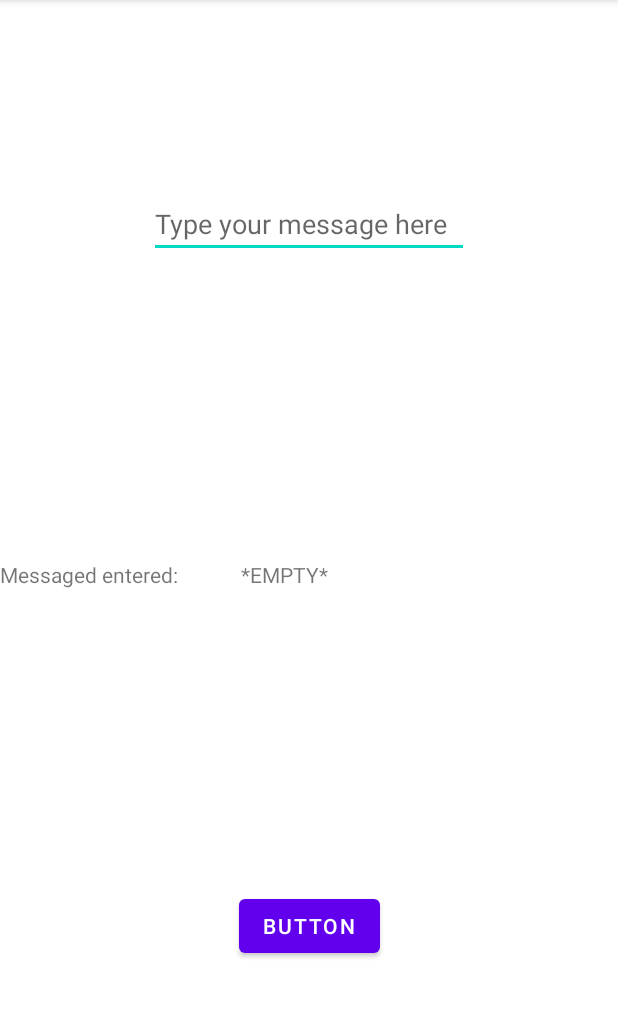
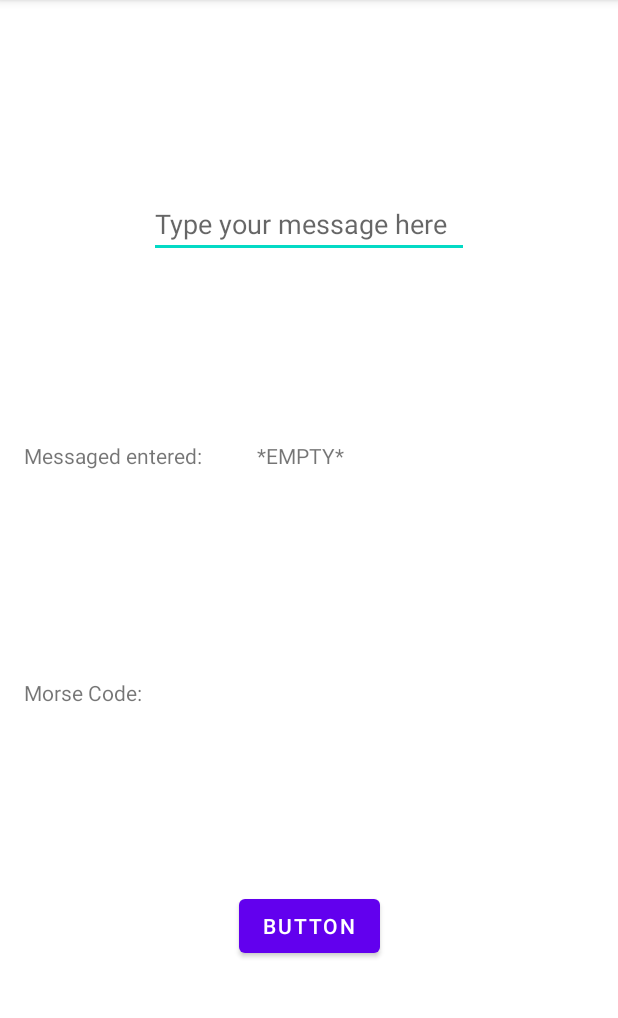
Before and after one commit to kartikmehta8/Morse-Code-Flashlight, an Android app: the CustomInputActivity screen opened directly, with no data from a screen before it, on a phone screen of 412 x 824 dp, the part 84-1102 px from its top. Run offline under Robolectric (Android 15) with nearby library versions, the phone set to English and light mode, and no system bars.

```diff
--- a/app/src/main/res/layout/activity_custom_input.xml
+++ b/app/src/main/res/layout/activity_custom_input.xml
@@ -19,10 +19,12 @@
         app:layout_constraintBottom_toTopOf="@id/sendButton"/>
 
     <androidx.appcompat.widget.LinearLayoutCompat
+        android:id="@+id/messageLayout"
         android:layout_width="match_parent"
         android:layout_height="wrap_content"
         android:orientation="horizontal"
-        app:layout_constraintBottom_toTopOf="@+id/sendButton"
+        android:padding="16dp"
+        app:layout_constraintBottom_toTopOf="@+id/morseCodeLayout"
         app:layout_constraintTop_toBottomOf="@+id/editText">
 
         <TextView
@@ -40,6 +42,30 @@
             android:layout_weight="5"/>
     </androidx.appcompat.widget.LinearLayoutCompat>
 
+    <androidx.appcompat.widget.LinearLayoutCompat
+        android:id="@+id/morseCodeLayout"
+        android:layout_width="match_parent"
+        android:layout_height="wrap_content"
+        android:orientation="horizontal"
+        app:layout_constraintBottom_toTopOf="@+id/sendButton"
+        app:layout_constraintTop_toBottomOf="@+id/messageLayout"
+        android:padding="16dp">
+
+        <TextView
+            android:id="@+id/morseCodeLabel"
+            android:layout_width="wrap_content"
+            android:layout_height="wrap_content"
+            android:layout_weight="1"
+            android:text="Morse Code: " />
+
+        <TextView
+            android:id="@+id/morseCodeContent"
+            android:layout_width="wrap_content"
+            android:layout_height="wrap_content"
+            android:text=" "
+            android:layout_weight="5"/>
+    </androidx.appcompat.widget.LinearLayoutCompat>
+
     <Button
         android:id="@+id/sendButton"
         android:layout_width="wrap_content"
```
Also changed, not shown: app/build.gradle (+13 -0 lines), app/src/main/java/android/example/morsecodeflashlight/database/Alphabet.java (added, +19 -0 lines), app/src/main/java/android/example/morsecodeflashlight/database/AlphabetDao.java (added, +29 -0 lines), app/src/main/java/android/example/morsecodeflashlight/database/MainRepository.java (added, +48 -0 lines), app/src/main/java/android/example/morsecodeflashlight/database/MorseCodeRoomDatabase.java (added, +31 -0 lines).
